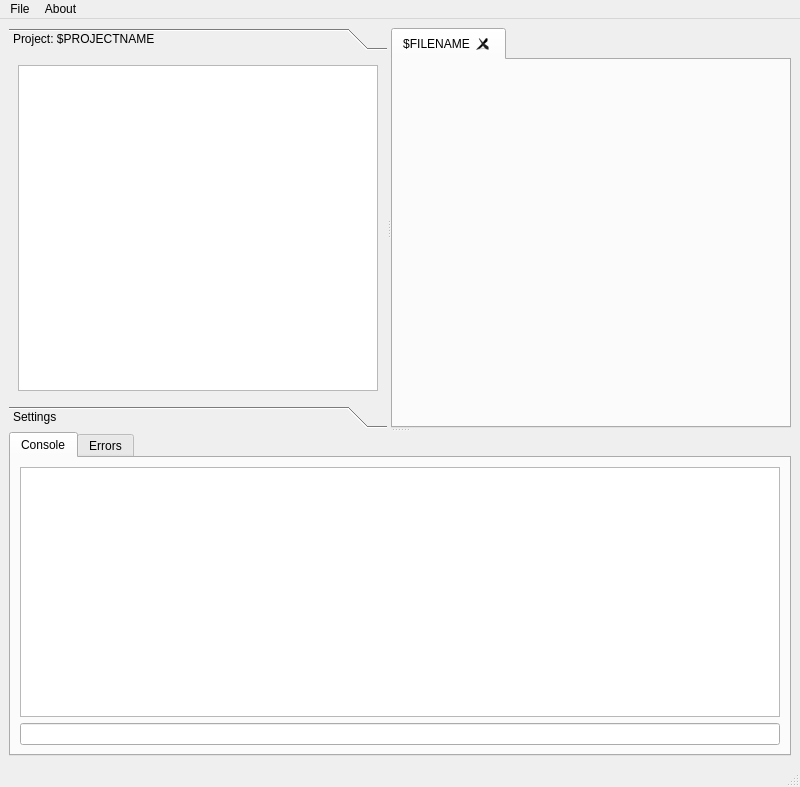
Before: the Qt Designer form src/ui/mainWindow/mainWindow.ui in sophies92/sosText, drawn with Qt 5.
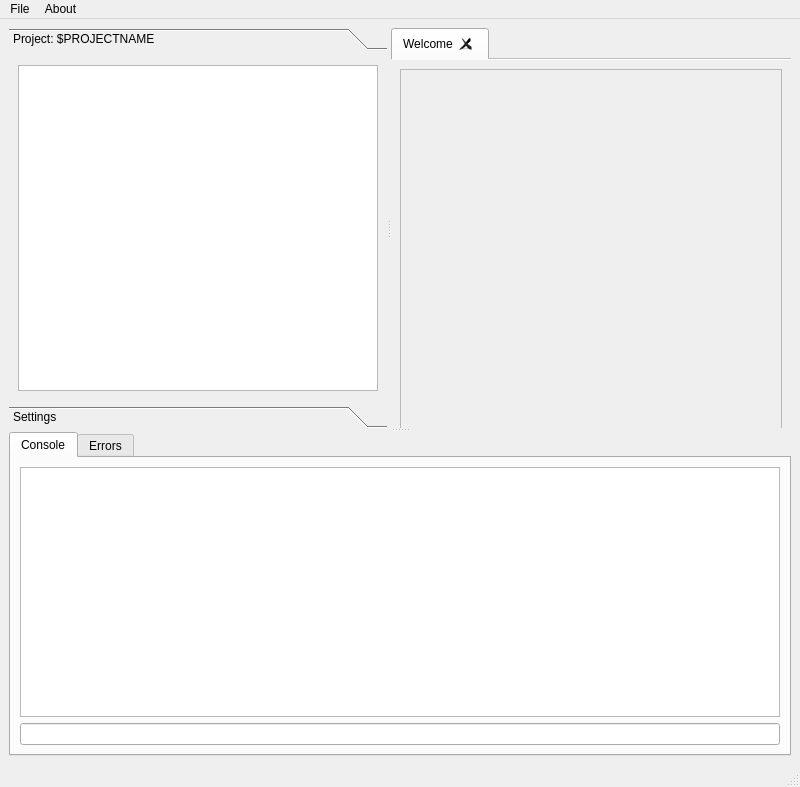
After: the same form once the commit is applied.

What changed in the file:
```diff
--- a/src/ui/mainWindow/mainWindow.ui
+++ b/src/ui/mainWindow/mainWindow.ui
@@ -146,6 +146,9 @@
         <property name="currentIndex">
          <number>0</number>
         </property>
+        <property name="documentMode">
+         <bool>true</bool>
+        </property>
         <property name="tabsClosable">
          <bool>true</bool>
         </property>
@@ -166,9 +169,20 @@
           </size>
          </property>
          <attribute name="title">
-          <string>$FILENAME</string>
+          <string>Welcome</string>
          </attribute>
-         <layout class="QGridLayout" name="gridLayout_3"/>
+         <layout class="QGridLayout" name="gridLayout_3">
+          <item row="0" column="0">
+           <widget class="QFrame" name="frame">
+            <property name="frameShape">
+             <enum>QFrame::StyledPanel</enum>
+            </property>
+            <property name="frameShadow">
+             <enum>QFrame::Raised</enum>
+            </property>
+           </widget>
+          </item>
+         </layout>
         </widget>
        </widget>
       </widget>
```
Left out of the diff: 16 changed lines with no effect on the pictures.
